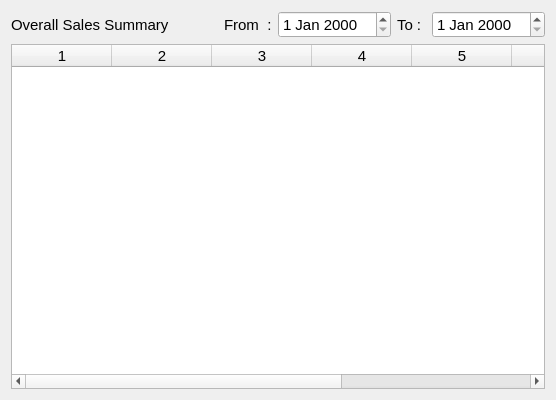
Above: estorecpp/overallsalessummary.ui from Watti/estorecpp before the change. Below: the same form after it.
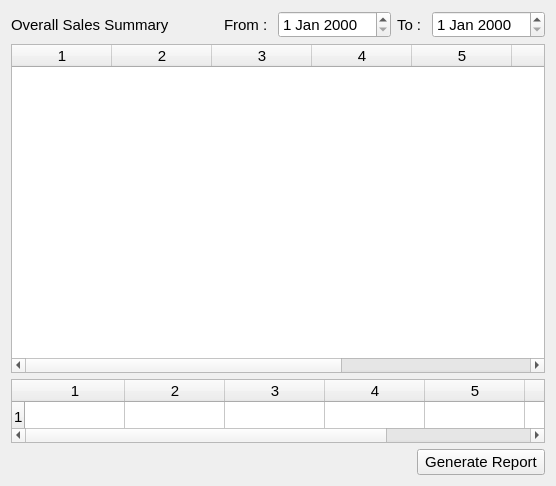
That is the form after the change.

Commit message: user wise overall summary report has been completed

Diff of the .ui file:
```diff
--- a/estorecpp/overallsalessummary.ui
+++ b/estorecpp/overallsalessummary.ui
@@ -7,7 +7,7 @@
     <x>0</x>
     <y>0</y>
     <width>556</width>
-    <height>400</height>
+    <height>486</height>
    </rect>
   </property>
   <property name="windowTitle">
@@ -49,7 +49,7 @@
         </font>
        </property>
        <property name="text">
-        <string>From  :</string>
+        <string>From : </string>
        </property>
       </widget>
      </item>
@@ -123,7 +123,76 @@
     </widget>
    </item>
    <item>
-    <layout class="QHBoxLayout" name="horizontalLayout"/>
+    <widget class="QTableWidget" name="tableWidgetTotal">
+     <property name="sizePolicy">
+      <sizepolicy hsizetype="Expanding" vsizetype="Fixed">
+       <horstretch>0</horstretch>
+       <verstretch>0</verstretch>
+      </sizepolicy>
+     </property>
+     <property name="maximumSize">
+      <size>
+       <width>16777215</width>
+       <height>64</height>
+      </size>
+     </property>
+     <property name="font">
+      <font>
+       <pointsize>11</pointsize>
+       <weight>50</weight>
+       <bold>false</bold>
+      </font>
+     </property>
+     <property name="rowCount">
+      <number>1</number>
+     </property>
+     <property name="columnCount">
+      <number>7</number>
+     </property>
+     <attribute name="horizontalHeaderVisible">
+      <bool>true</bool>
+     </attribute>
+     <attribute name="verticalHeaderVisible">
+      <bool>true</bool>
+     </attribute>
+     <row/>
+     <column/>
+     <column/>
+     <column/>
+     <column/>
+     <column/>
+     <column/>
+     <column/>
+    </widget>
+   </item>
+   <item>
+    <layout class="QHBoxLayout" name="horizontalLayout">
+     <item>
+      <spacer name="horizontalSpacer_2">
+       <property name="orientation">
+        <enum>Qt::Horizontal</enum>
+       </property>
+       <property name="sizeHint" stdset="0">
+        <size>
+         <width>40</width>
+         <height>20</height>
+        </size>
+       </property>
+      </spacer>
+     </item>
+     <item>
+      <widget class="QPushButton" name="generateButton">
+       <property name="font">
+        <font>
+         <pointsize>11</pointsize>
+        </font>
+       </property>
+       <property name="text">
+        <string> Generate Report </string>
+       </property>
+      </widget>
+     </item>
+    </layout>
    </item>
    <item>
     <spacer name="verticalSpacer">
```
Left out of the diff: 6 changed lines with no effect on the pictures. The commit also changes 1 other file.
